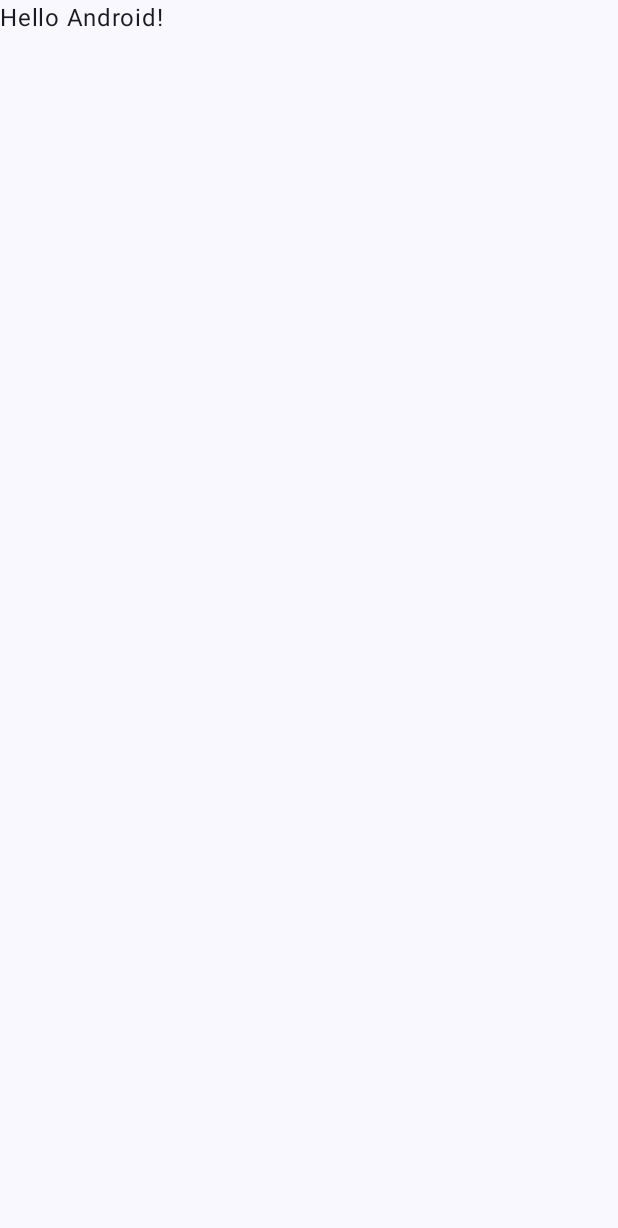
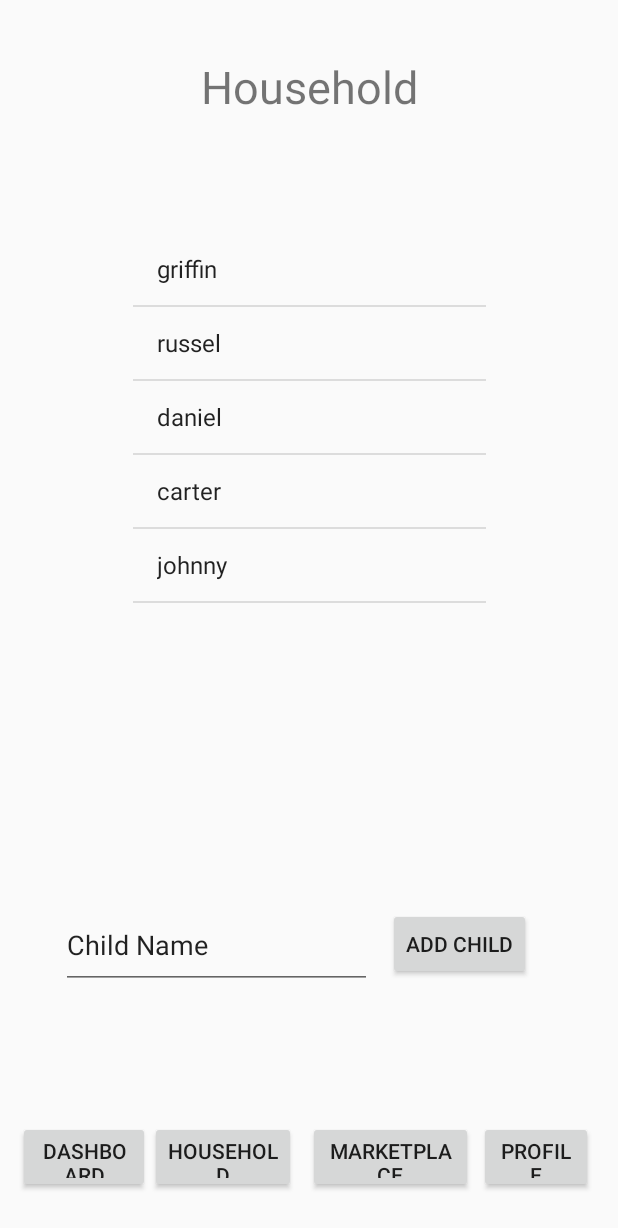
Before and after one commit to asiansnoodle/Chore-Dojo, an Android app built with Jetpack Compose: the screen it shows after launch (MainActivity before the commit, HouseholdActivity after it), on a phone screen of 412 x 824 dp. Before the commit the part shown is almost empty. Shown: the top 1228 px of the screen. Run offline under Robolectric (Android 15) with nearby library versions, the phone set to English and light mode, and no system bars.

Commit message:
Has the Household Feature added with basic configuration for main activity/buttons to lookout for

```diff
--- a/app/build.gradle.kts
+++ b/app/build.gradle.kts
@@ -59,6 +59,7 @@ dependencies {
     implementation(libs.androidx.ui.graphics)
     implementation(libs.androidx.ui.tooling.preview)
     implementation(libs.androidx.material3)
+    implementation(libs.androidx.constraintlayout)
     testImplementation(libs.junit)
     androidTestImplementation(libs.androidx.junit)
     androidTestImplementation(libs.androidx.espresso.core)
--- /dev/null
+++ b/app/src/main/assets/family.txt
@@ -0,0 +1 @@
+griffin,russel,daniel,carter,johnny
--- /dev/null
+++ b/app/src/main/java/edu/utsa/chore_dojo24/HouseholdActivity.java
@@ -0,0 +1,125 @@
+package edu.utsa.chore_dojo24;
+
+import android.content.Context;
+import android.content.res.AssetManager;
+import android.content.Intent;
+import android.os.Bundle;
+import android.view.View;
+import android.widget.ArrayAdapter;
+import android.widget.Button;
+import android.widget.EditText;
+import android.widget.ListView;
+import android.widget.Toast;
+
+import androidx.activity.ComponentActivity;
+
+import java.io.FileWriter;
+import java.util.ArrayList;
+import java.util.List;
+import java.io.*;
+public class HouseholdActivity extends ComponentActivity {
+    private AssetManager assets;
+    ListView childList;
+    ArrayList<String> dynamicChildList;
+    ArrayAdapter<String> listAdapter;
+
+    @Override
+    public void onCreate(Bundle savedInstanceState) {
+        super.onCreate(savedInstanceState);
+        setContentView(R.layout.household);
+        assets = getAssets();
+        Toast.makeText(this, "Hello World", Toast.LENGTH_SHORT).show();
+
+        childList = findViewById(R.id.ChildList);
+        dynamicChildList = new ArrayList<String>();
+        listAdapter = new ArrayAdapter<String>(this, android.R.layout.simple_list_item_1, dynamicChildList);
+        childList.setAdapter(listAdapter);
+
+        try {
+            // Open the file for reading
+            InputStream inputStream = getResources().getAssets().open("family.txt");
+            InputStreamReader inputStreamReader = new InputStreamReader(inputStream);
+            BufferedReader bufferedReader = new BufferedReader(inputStreamReader);
+
+            // Read the file line by line
+            String line;
+            while ((line = bufferedReader.readLine()) != null) {
+                // Split the line by commas to get individual names
+                String[] names = line.split(",");
+
+                // Add each name to the dynamicChildList
+                for (String name : names) {
+                    dynamicChildList.add(name.trim()); // Trim to remove leading/trailing spaces
+                }
+            }
+
+            // Close the BufferedReader
+            bufferedReader.close();
+
+            // Notify the adapter that the data set has changed
+            listAdapter.notifyDataSetChanged();
+
+        } catch (IOException e) {
+            e.printStackTrace();
+            Toast.makeText(this, "Failed to read from file", Toast.LENGTH_SHORT).show();
+        }
+
+
+        setupButtons();
+    }
+
+    private void setupButtons() {
+        Button profileButton = (Button) findViewById(R.id.Profile);
+        Button houseButton = (Button) findViewById(R.id.Household);
+        Button marketButton = (Button) findViewById(R.id.Marketplace);
+        Button dashButton = (Button) findViewById(R.id.Dashboard);
+
+        Button childButton = (Button) findViewById(R.id.ChildButton);
+
+        profileButton.setOnClickListener(new View.OnClickListener() {
+            @Override
+            public void onClick(View v) {
+                //Intent intent = new Intent(HouseholdActivity.this, ProfileActivity.class);
+                // startActivity(intent);
+            }
+        });
+
+        houseButton.setOnClickListener(new View.OnClickListener() {
+            @Override
+            public void onClick(View v) {
+                Intent intent = new Intent(HouseholdActivity.this, HouseholdActivity.class);
+                startActivity(intent);
+            }
+        });
+
+        marketButton.setOnClickListener(new View.OnClickListener() {
+            @Override
+            public void onClick(View v) {
+                // Intent intent = new Intent(HouseholdActivity.this, MarketplaceActivity.class);
+                //startActivity(intent);
+            }
+        });
+
+        dashButton.setOnClickListener(new View.OnClickListener() {
+            @Override
+            public void onClick(View v) {
+                //Intent intent = new Intent(HouseholdActivity.this, DashboardActivity.class);
+                //startActivity(intent);
+            }
+        });
+
+        childButton.setOnClickListener(new View.OnClickListener() {
+            @Override
+            public void onClick(View v) {
+                EditText childNameInput = (EditText) findViewById(R.id.AddChild);
+                String name = childNameInput.getText().toString();
+                listAdapter.add(name);
+                listAdapter.notifyDataSetChanged();
+            }
+        });
+    }
+
+
+
+
+}
--- /dev/null
+++ b/app/src/main/java/edu/utsa/chore_dojo24/MainActivity.java
@@ -0,0 +1,77 @@
+package edu.utsa.chore_dojo24;
+
+import android.content.res.AssetManager;
+import android.content.Intent;
+import android.os.Bundle;
+import android.view.View;
+import android.widget.ArrayAdapter;
+import android.widget.Button;
+import android.widget.EditText;
+import android.widget.ListView;
+import android.widget.Toast;
+
+import androidx.activity.ComponentActivity;
+
+import java.io.BufferedReader;
+import java.io.IOException;
+import java.io.InputStream;
+import java.io.InputStreamReader;
+import java.util.ArrayList;
+
+public class MainActivity extends ComponentActivity {
+
+    private AssetManager assets;
+    @Override
+    public void onCreate(Bundle savedInstanceState) {
+        super.onCreate(savedInstanceState);
+        setContentView(R.layout.household);
+        assets = getAssets();
+        Toast.makeText(this, "Hello World", Toast.LENGTH_SHORT).show();
+
+
+
+        setupButtons();
+    }
+
+    private void setupButtons() {
+        Button profileButton = (Button) findViewById(R.id.Profile);
+        Button houseButton = (Button) findViewById(R.id.Household);
+        Button marketButton = (Button) findViewById(R.id.Marketplace);
+        Button dashButton = (Button) findViewById(R.id.Dashboard);
+
+        Button childButton = (Button) findViewById(R.id.ChildButton);
+
+        profileButton.setOnClickListener(new View.OnClickListener() {
+            @Override
+            public void onClick(View v) {
+                //Intent intent = new Intent(HouseholdActivity.this, ProfileActivity.class);
+                // startActivity(intent);
+            }
+        });
+
+        houseButton.setOnClickListener(new View.OnClickListener() {
+            @Override
+            public void onClick(View v) {
+                 Intent intent = new Intent(MainActivity.this, HouseholdActivity.class);
+                 startActivity(intent);
+            }
+        });
+
+        marketButton.setOnClickListener(new View.OnClickListener() {
+            @Override
+            public void onClick(View v) {
+                // Intent intent = new Intent(HouseholdActivity.this, MarketplaceActivity.class);
+                //startActivity(intent);
+            }
+        });
+
+        dashButton.setOnClickListener(new View.OnClickListener() {
+            @Override
+            public void onClick(View v) {
+                //Intent intent = new Intent(HouseholdActivity.this, DashboardActivity.class);
+                //startActivity(intent);
+            }
+        });
+
+    }
+}
--- a/app/src/main/java/edu/utsa/chore_dojo24/MainActivity.kt
+++ /dev/null
@@ -1,46 +0,0 @@
-package edu.utsa.chore_dojo24
-
-import android.os.Bundle
-import androidx.activity.ComponentActivity
-import androidx.activity.compose.setContent
-import androidx.compose.foundation.layout.fillMaxSize
-import androidx.compose.material3.MaterialTheme
-import androidx.compose.material3.Surface
-import androidx.compose.material3.Text
-import androidx.compose.runtime.Composable
-import androidx.compose.ui.Modifier
-import androidx.compose.ui.tooling.preview.Preview
-import edu.utsa.chore_dojo24.ui.theme.ChoreDojo24Theme
-
-class MainActivity : ComponentActivity() {
-    override fun onCreate(savedInstanceState: Bundle?) {
-        super.onCreate(savedInstanceState)
-        setContent {
-            ChoreDojo24Theme {
-                // A surface container using the 'background' color from the theme
-                Surface(
-                    modifier = Modifier.fillMaxSize(),
-                    color = MaterialTheme.colorScheme.background
-                ) {
-                    Greeting("Android")
-                }
-            }
-        }
-    }
-}
-
-@Composable
-fun Greeting(name: String, modifier: Modifier = Modifier) {
-    Text(
-        text = "Hello $name!",
-        modifier = modifier
-    )
-}
-
-@Preview(showBackground = true)
-@Composable
-fun GreetingPreview() {
-    ChoreDojo24Theme {
-        Greeting("Android")
-    }
-}
--- /dev/null
+++ b/app/src/main/res/layout/household.xml
@@ -0,0 +1,108 @@
+<?xml version="1.0" encoding="utf-8"?>
+<androidx.constraintlayout.widget.ConstraintLayout xmlns:android="http://schemas.android.com/apk/res/android"
+    xmlns:app="http://schemas.android.com/apk/res-auto"
+    xmlns:tools="http://schemas.android.com/tools"
+    android:id="@+id/HouseholdActivity"
+    android:layout_width="match_parent"
+    android:layout_height="match_parent">
+    <Button
+        android:id="@+id/Dashboard"
+        android:layout_width="88dp"
+        android:layout_height="48dp"
+        android:layout_marginTop="35dp"
+        android:text="@string/DshBttn"
+        app:layout_constraintBottom_toBottomOf="parent"
+        app:layout_constraintEnd_toStartOf="@+id/Household"
+        app:layout_constraintHorizontal_bias="1.0"
+        app:layout_constraintStart_toStartOf="parent"
+        app:layout_constraintTop_toTopOf="parent"
+        app:layout_constraintVertical_bias="0.961" />
+
+    <Button
+        android:id="@+id/Household"
+        android:layout_width="97dp"
+        android:layout_height="48dp"
+        android:text="@string/HusBttn"
+        app:layout_constraintBottom_toBottomOf="parent"
+        app:layout_constraintEnd_toEndOf="parent"
+        app:layout_constraintHorizontal_bias="0.318"
+        app:layout_constraintStart_toStartOf="parent"
+        app:layout_constraintTop_toTopOf="parent"
+        app:layout_constraintVertical_bias="0.963" />
+
+    <Button
+        android:id="@+id/Marketplace"
+        android:layout_width="110dp"
+        android:layout_height="48dp"
+        android:layout_marginStart="8dp"
+        android:layout_marginTop="35dp"
+        android:text="@string/MktBttn"
+        app:layout_constraintBottom_toBottomOf="parent"
+        app:layout_constraintEnd_toEndOf="parent"
+        app:layout_constraintHorizontal_bias="0.0"
+        app:layout_constraintStart_toEndOf="@+id/Household"
+        app:layout_constraintTop_toTopOf="parent"
+        app:layout_constraintVertical_bias="0.961" />
+
+    <Button
+        android:id="@+id/Profile"
+        android:layout_width="76dp"
+        android:layout_height="48dp"
+        android:layout_marginTop="35dp"
+        android:text="@string/PflBttn"
+        app:layout_constraintBottom_toBottomOf="parent"
+        app:layout_constraintEnd_toEndOf="parent"
+        app:layout_constraintHorizontal_bias="0.2"
+        app:layout_constraintStart_toEndOf="@+id/Marketplace"
+        app:layout_constraintTop_toTopOf="parent"
+        app:layout_constraintVertical_bias="0.961" />
+
+    <TextView
+        android:id="@+id/HouseholdTitle"
+        android:layout_width="211dp"
+        android:layout_height="35dp"
+        android:text="@string/HusBttn"
+        android:textAlignment="center"
+        android:textSize="30sp"
+        app:layout_constraintBottom_toBottomOf="parent"
+        app:layout_constraintEnd_toEndOf="parent"
+        app:layout_constraintStart_toStartOf="parent"
+        app:layout_constraintTop_toTopOf="parent"
+        app:layout_constraintVertical_bias="0.047" />
+
+    <ListView
+        android:id="@+id/ChildList"
+        android:layout_width="235dp"
+        android:layout_height="379dp"
+        app:layout_constraintBottom_toBottomOf="parent"
+        app:layout_constraintEnd_toEndOf="parent"
+        app:layout_constraintStart_toStartOf="parent"
+        app:layout_constraintTop_toTopOf="parent"
+        app:layout_constraintVertical_bias="0.349" />
+
+    <Button
+        android:id="@+id/ChildButton"
+        android:layout_width="wrap_content"
+        android:layout_height="wrap_content"
+        android:text="@string/ChildBttn"
+        app:layout_constraintBottom_toBottomOf="parent"
+        app:layout_constraintEnd_toEndOf="parent"
+        app:layout_constraintHorizontal_bias="0.817"
+        app:layout_constraintStart_toStartOf="parent"
+        app:layout_constraintTop_toBottomOf="@+id/ChildList"
+        app:layout_constraintVertical_bias="0.292" />
+
+    <EditText
+        android:id="@+id/AddChild"
+        android:layout_width="207dp"
+        android:layout_height="58dp"
+        android:ems="10"
+        android:inputType="text"
+        android:text="@string/AddChild"
+        app:layout_constraintBottom_toBottomOf="parent"
+        app:layout_constraintEnd_toStartOf="@+id/ChildButton"
+        app:layout_constraintHorizontal_bias="0.795"
+        app:layout_constraintStart_toStartOf="parent"
+        app:layout_constraintTop_toBottomOf="@+id/ChildList"
+        app:layout_constraintVertical_bias="0.288" />
+</androidx.constraintlayout.widget.ConstraintLayout>
--- a/app/src/main/res/values/strings.xml
+++ b/app/src/main/res/values/strings.xml
@@ -1,3 +1,10 @@
 <resources>
     <string name="app_name">Chore-Dojo24</string>
+    <string name="MktBttn">Marketplace</string>
+    <string name="DshBttn">Dashboard</string>
+    <string name="PflBttn">Profile</string>
+    <string name="HusBttn">Household</string>
+    <string name="ChildBttn">Add Child</string>
+    <string name="AddChild">Child Name</string>
+    <string name="ChildList">Child List</string>
 </resources>
--- a/gradle/libs.versions.toml
+++ b/gradle/libs.versions.toml
@@ -8,6 +8,7 @@ espressoCore = "3.5.1"
 lifecycleRuntimeKtx = "2.7.0"
 activityCompose = "1.9.0"
 composeBom = "2023.08.00"
+constraintlayout = "2.1.4"
 
 [libraries]
 androidx-core-ktx = { group = "androidx.core", name = "core-ktx", version.ref = "coreKtx" }
@@ -24,6 +25,7 @@ androidx-ui-tooling-preview = { group = "androidx.compose.ui", name = "ui-toolin
 androidx-ui-test-manifest = { group = "androidx.compose.ui", name = "ui-test-manifest" }
 androidx-ui-test-junit4 = { group = "androidx.compose.ui", name = "ui-test-junit4" }
 androidx-material3 = { group = "androidx.compose.material3", name = "material3" }
+androidx-constraintlayout = { group = "androidx.constraintlayout", name = "constraintlayout", version.ref = "constraintlayout" }
 
 [plugins]
 androidApplication = { id = "com.android.application", version.ref = "agp" }
```
Also changed, not shown: app/src/main/AndroidManifest.xml (+15 -0 lines).
